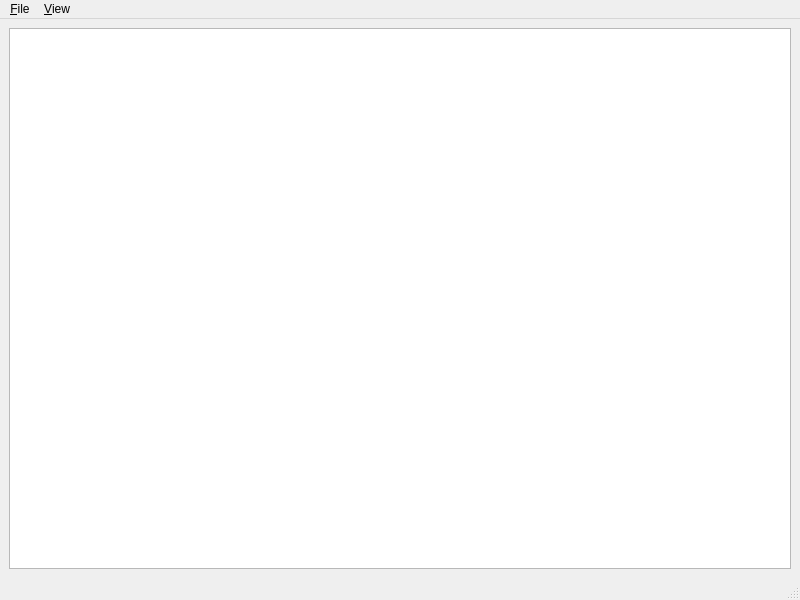
Before: the Qt Designer form sliced_art/main_window.ui in donkirkby/sliced_art, drawn with Qt 5.
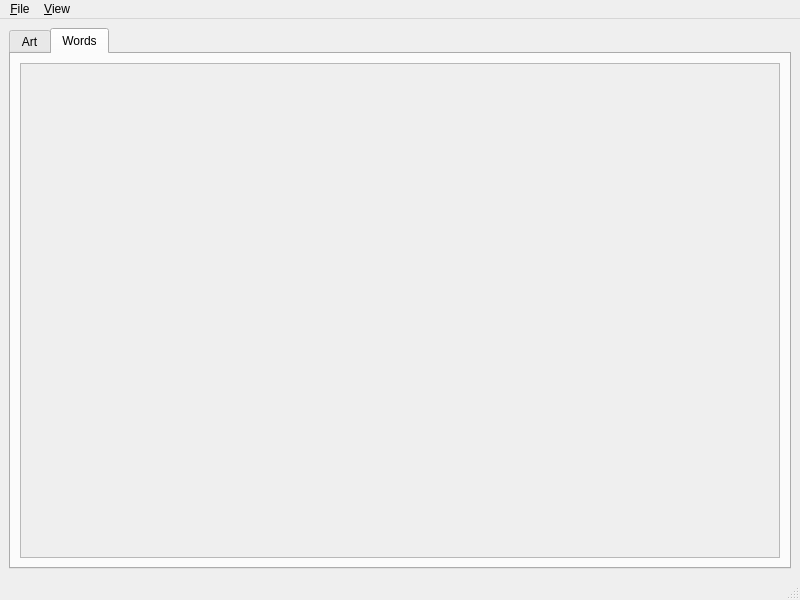
After: the same form once the commit is applied.

Commit message: Start adding word puzzle.

The edit to the form file:
```diff
--- a/sliced_art/main_window.ui
+++ b/sliced_art/main_window.ui
@@ -16,7 +16,45 @@
   <widget class="QWidget" name="centralwidget">
    <layout class="QGridLayout" name="gridLayout">
     <item row="0" column="0">
-     <widget class="QGraphicsView" name="graphicsView"/>
+     <widget class="QTabWidget" name="tabWidget">
+      <property name="currentIndex">
+       <number>1</number>
+      </property>
+      <widget class="QWidget" name="art">
+       <attribute name="title">
+        <string>Art</string>
+       </attribute>
+       <layout class="QGridLayout" name="gridLayout_3">
+        <item row="0" column="0">
+         <widget class="QGraphicsView" name="graphicsView"/>
+        </item>
+       </layout>
+      </widget>
+      <widget class="QWidget" name="words">
+       <attribute name="title">
+        <string>Words</string>
+       </attribute>
+       <layout class="QGridLayout" name="gridLayout_2">
+        <item row="0" column="0">
+         <widget class="QScrollArea" name="word_scroll">
+          <property name="widgetResizable">
+           <bool>true</bool>
+          </property>
+          <widget class="QWidget" name="word_content">
+           <property name="geometry">
+            <rect>
+             <x>0</x>
+             <y>0</y>
+             <width>758</width>
+             <height>487</height>
+            </rect>
+           </property>
+          </widget>
+         </widget>
+        </item>
+       </layout>
+      </widget>
+     </widget>
     </item>
    </layout>
   </widget>
```
Left out of the diff: 12 changed lines with no effect on the pictures. The commit also changes 5 other files.
